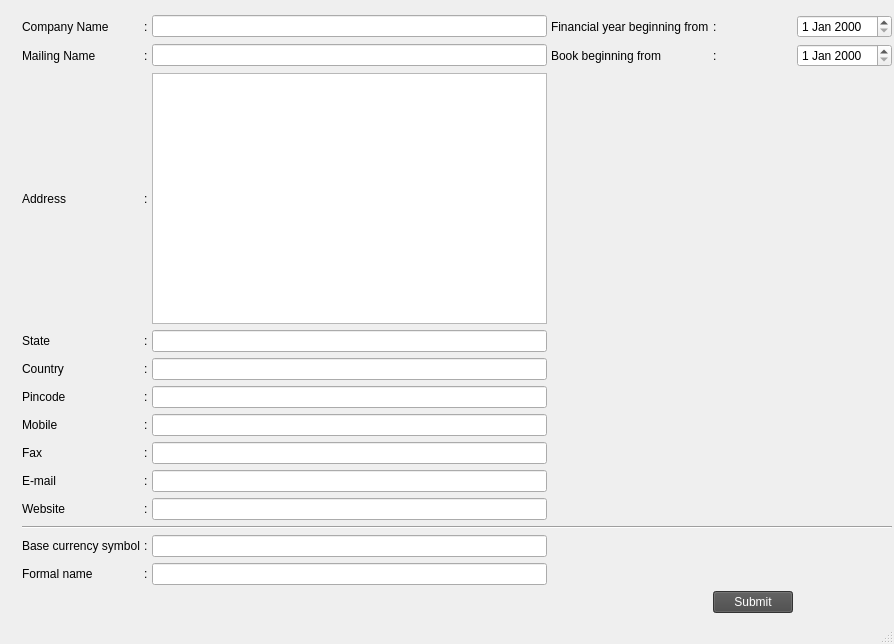
Qt form Resources/Ui/CompanyCreate.ui (Darshitjivani/MBAS) before a commit.
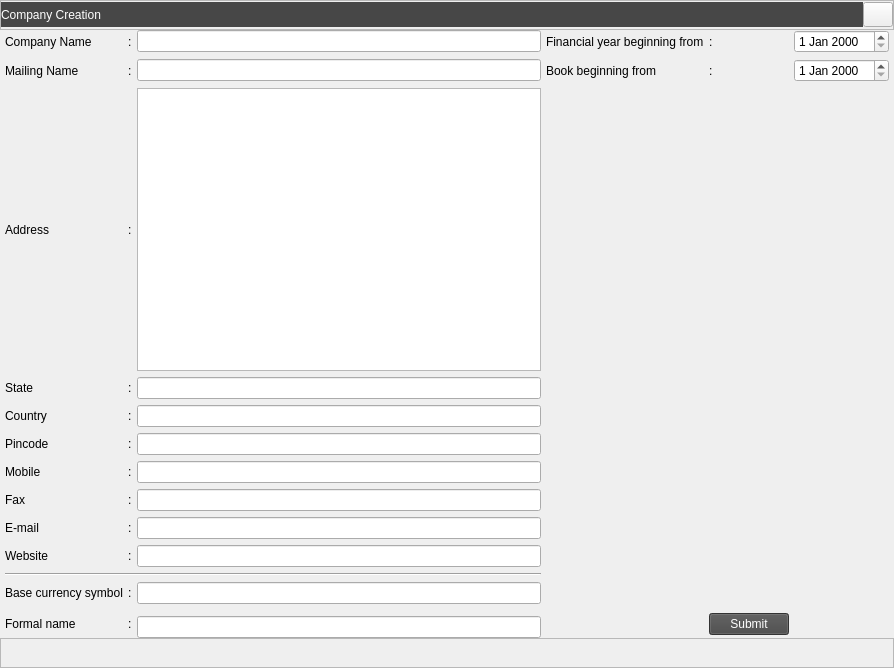
The same form after that commit. Icons and pictures are not drawn.

Diff of the .ui file:
```diff
--- a/Resources/Ui/CompanyCreate.ui
+++ b/Resources/Ui/CompanyCreate.ui
@@ -7,37 +7,125 @@
     <x>0</x>
     <y>0</y>
     <width>894</width>
-    <height>644</height>
+    <height>668</height>
    </rect>
   </property>
   <property name="windowTitle">
    <string>Company</string>
   </property>
+  <property name="styleSheet">
+   <string notr="true">font: 10pt &quot;Sitka Text&quot;;</string>
+  </property>
   <widget class="QWidget" name="centralwidget">
    <layout class="QGridLayout" name="gridLayout">
     <property name="leftMargin">
-     <number>22</number>
+     <number>0</number>
     </property>
+    <property name="topMargin">
+     <number>0</number>
+    </property>
     <property name="rightMargin">
-     <number>2</number>
+     <number>0</number>
     </property>
-    <property name="horizontalSpacing">
-     <number>4</number>
+    <property name="bottomMargin">
+     <number>0</number>
     </property>
-    <item row="0" column="0" colspan="6">
-     <widget class="QWidget" name="widget" native="true">
+    <property name="spacing">
+     <number>0</number>
+    </property>
+    <item row="2" column="0">
+     <widget class="QFrame" name="frame_2">
+      <property name="minimumSize">
+       <size>
+        <width>0</width>
+        <height>30</height>
+       </size>
+      </property>
+      <property name="maximumSize">
+       <size>
+        <width>16777215</width>
+        <height>30</height>
+       </size>
+      </property>
+      <property name="frameShape">
+       <enum>QFrame::StyledPanel</enum>
+      </property>
+      <property name="frameShadow">
+       <enum>QFrame::Raised</enum>
+      </property>
+     </widget>
+    </item>
+    <item row="0" column="0">
+     <widget class="QFrame" name="frame">
+      <property name="minimumSize">
+       <size>
+        <width>0</width>
+        <height>30</height>
+       </size>
+      </property>
+      <property name="maximumSize">
+       <size>
+        <width>16777215</width>
+        <height>30</height>
+       </size>
+      </property>
+      <property name="frameShape">
+       <enum>QFrame::StyledPanel</enum>
+      </property>
+      <property name="frameShadow">
+       <enum>QFrame::Raised</enum>
+      </property>
+      <layout class="QGridLayout" name="gridLayout_3">
+       <property name="leftMargin">
+        <number>0</number>
+       </property>
+       <property name="topMargin">
+        <number>0</number>
+       </property>
+       <property name="rightMargin">
+        <number>0</number>
+       </property>
+       <property name="bottomMargin">
+        <number>0</number>
+       </property>
+       <property name="spacing">
+        <number>0</number>
+       </property>
+       <item row="0" column="0">
+        <widget class="QWidget" name="widget_2" native="true">
+         <property name="minimumSize">
+          <size>
+           <width>0</width>
+           <height>0</height>
+          </size>
+         </property>
+         <property name="maximumSize">
+          <size>
+           <width>16777215</width>
+           <height>25</height>
+          </size>
+         </property>
       <property name="styleSheet">
        <string notr="true">background-color: rgb(71, 71, 71);</string>
       </property>
+         <layout class="QGridLayout" name="gridLayout_4">
+          <property name="leftMargin">
+           <number>0</number>
+          </property>
+          <property name="topMargin">
+           <number>0</number>
+          </property>
+          <property name="rightMargin">
+           <number>0</number>
+          </property>
+          <property name="bottomMargin">
+           <number>0</number>
+          </property>
+          <property name="spacing">
+           <number>0</number>
+          </property>
+          <item row="0" column="0">
       <widget class="QLabel" name="label">
-       <property name="geometry">
-        <rect>
-         <x>6</x>
-         <y>0</y>
-         <width>211</width>
-         <height>20</height>
-        </rect>
-       </property>
        <property name="styleSheet">
         <string notr="true">font: 75 10pt &quot;MS Shell Dlg 2&quot;;
 
@@ -47,9 +135,64 @@
         <string>Company Creation</string>
        </property>
       </widget>
+          </item>
+         </layout>
+        </widget>
+       </item>
+       <item row="0" column="1">
+        <widget class="QPushButton" name="pushButton">
+         <property name="minimumSize">
+          <size>
+           <width>25</width>
+           <height>25</height>
+          </size>
+         </property>
+         <property name="maximumSize">
+          <size>
+           <width>30</width>
+           <height>30</height>
+          </size>
+         </property>
+         <property name="text">
+          <string/>
+         </property>
+         <property name="icon">
+          <iconset resource="../icons/icons.qrc">
+           <normaloff>:/newPrefix/icons/x.svg</normaloff>:/newPrefix/icons/x.svg</iconset>
+         </property>
+         <property name="iconSize">
+          <size>
+           <width>20</width>
+           <height>20</height>
+          </size>
+         </property>
+        </widget>
+       </item>
+      </layout>
      </widget>
     </item>
     <item row="1" column="0">
+     <widget class="QWidget" name="widget" native="true">
+      <layout class="QGridLayout" name="gridLayout_2">
+       <property name="leftMargin">
+        <number>5</number>
+       </property>
+       <property name="topMargin">
+        <number>0</number>
+       </property>
+       <property name="rightMargin">
+        <number>5</number>
+       </property>
+       <property name="bottomMargin">
+        <number>0</number>
+       </property>
+       <property name="horizontalSpacing">
+        <number>5</number>
+       </property>
+       <property name="verticalSpacing">
+        <number>6</number>
+       </property>
+       <item row="0" column="0">
      <widget class="QLabel" name="label_2">
       <property name="styleSheet">
        <string notr="true">font: 75 10pt &quot;MS Shell Dlg 2&quot;;</string>
@@ -59,7 +202,7 @@
       </property>
      </widget>
     </item>
-    <item row="1" column="1">
+       <item row="0" column="1">
      <widget class="QLabel" name="label_16">
       <property name="styleSheet">
        <string notr="true">font: 75 10pt &quot;MS Shell Dlg 2&quot;;</string>
@@ -69,10 +212,10 @@
       </property>
      </widget>
     </item>
-    <item row="1" column="2">
+       <item row="0" column="2">
      <widget class="QLineEdit" name="leComapnyName"/>
     </item>
-    <item row="1" column="3">
+       <item row="0" column="3">
      <widget class="QLabel" name="label_12">
       <property name="styleSheet">
        <string notr="true">font: 75 10pt &quot;MS Shell Dlg 2&quot;;</string>
@@ -82,7 +225,7 @@
       </property>
      </widget>
     </item>
-    <item row="1" column="4">
+       <item row="0" column="4">
      <widget class="QLabel" name="label_28">
       <property name="styleSheet">
        <string notr="true">font: 75 10pt &quot;MS Shell Dlg 2&quot;;</string>
@@ -92,10 +235,10 @@
       </property>
      </widget>
     </item>
-    <item row="1" column="5">
+       <item row="0" column="5">
      <widget class="QDateEdit" name="deFYDate"/>
     </item>
-    <item row="2" column="0">
+       <item row="1" column="0">
      <widget class="QLabel" name="label_3">
       <property name="styleSheet">
        <string notr="true">font: 75 10pt &quot;MS Shell Dlg 2&quot;;</string>
@@ -105,7 +248,7 @@
       </property>
      </widget>
     </item>
-    <item row="2" column="1">
+       <item row="1" column="1">
      <widget class="QLabel" name="label_17">
       <property name="styleSheet">
        <string notr="true">font: 75 10pt &quot;MS Shell Dlg 2&quot;;</string>
@@ -115,10 +258,10 @@
       </property>
      </widget>
     </item>
-    <item row="2" column="2">
+       <item row="1" column="2">
      <widget class="QLineEdit" name="leMailingName"/>
     </item>
-    <item row="2" column="3">
+       <item row="1" column="3">
      <widget class="QLabel" name="label_13">
       <property name="styleSheet">
        <string notr="true">font: 75 10pt &quot;MS Shell Dlg 2&quot;;</string>
@@ -128,7 +271,7 @@
       </property>
      </widget>
     </item>
-    <item row="2" column="4">
+       <item row="1" column="4">
      <widget class="QLabel" name="label_29">
       <property name="styleSheet">
        <string notr="true">font: 75 10pt &quot;MS Shell Dlg 2&quot;;</string>
@@ -138,10 +281,10 @@
       </property>
      </widget>
     </item>
-    <item row="2" column="5">
+       <item row="1" column="5">
      <widget class="QDateEdit" name="deBookYear"/>
     </item>
-    <item row="3" column="0">
+       <item row="2" column="0">
      <widget class="QLabel" name="label_4">
       <property name="styleSheet">
        <string notr="true">font: 75 10pt &quot;MS Shell Dlg 2&quot;;</string>
@@ -151,7 +294,7 @@
       </property>
      </widget>
     </item>
-    <item row="3" column="1">
+       <item row="2" column="1">
      <widget class="QLabel" name="label_18">
       <property name="styleSheet">
        <string notr="true">font: 75 10pt &quot;MS Shell Dlg 2&quot;;</string>
@@ -161,10 +304,10 @@
       </property>
      </widget>
     </item>
-    <item row="3" column="2">
+       <item row="2" column="2">
      <widget class="QPlainTextEdit" name="ptAddress"/>
     </item>
-    <item row="4" column="0">
+       <item row="3" column="0">
      <widget class="QLabel" name="label_5">
       <property name="styleSheet">
        <string notr="true">font: 75 10pt &quot;MS Shell Dlg 2&quot;;</string>
@@ -174,7 +317,7 @@
       </property>
      </widget>
     </item>
-    <item row="4" column="1">
+       <item row="3" column="1">
      <widget class="QLabel" name="label_19">
       <property name="styleSheet">
        <string notr="true">font: 75 10pt &quot;MS Shell Dlg 2&quot;;</string>
@@ -184,10 +327,10 @@
       </property>
      </widget>
     </item>
-    <item row="4" column="2">
+       <item row="3" column="2">
      <widget class="QLineEdit" name="leState"/>
     </item>
-    <item row="5" column="0">
+       <item row="4" column="0">
      <widget class="QLabel" name="label_6">
       <property name="styleSheet">
        <string notr="true">font: 75 10pt &quot;MS Shell Dlg 2&quot;;</string>
@@ -197,7 +340,7 @@
       </property>
      </widget>
     </item>
-    <item row="5" column="1">
+       <item row="4" column="1">
      <widget class="QLabel" name="label_20">
       <property name="styleSheet">
        <string notr="true">font: 75 10pt &quot;MS Shell Dlg 2&quot;;</string>
@@ -207,10 +350,10 @@
       </property>
      </widget>
     </item>
-    <item row="5" column="2">
+       <item row="4" column="2">
      <widget class="QLineEdit" name="leCountry"/>
     </item>
-    <item row="6" column="0">
+       <item row="5" column="0">
      <widget class="QLabel" name="label_7">
       <property name="styleSheet">
        <string notr="true">font: 75 10pt &quot;MS Shell Dlg 2&quot;;</string>
@@ -220,7 +363,7 @@
       </property>
      </widget>
     </item>
-    <item row="6" column="1">
+       <item row="5" column="1">
      <widget class="QLabel" name="label_21">
       <property name="styleSheet">
        <string notr="true">font: 75 10pt &quot;MS Shell Dlg 2&quot;;</string>
@@ -230,10 +373,10 @@
       </property>
      </widget>
     </item>
-    <item row="6" column="2">
+       <item row="5" column="2">
      <widget class="QLineEdit" name="lePincode"/>
     </item>
-    <item row="7" column="0">
+       <item row="6" column="0">
      <widget class="QLabel" name="label_8">
       <property name="styleSheet">
        <string notr="true">font: 75 10pt &quot;MS Shell Dlg 2&quot;;</string>
@@ -243,7 +386,7 @@
       </property>
      </widget>
     </item>
-    <item row="7" column="1">
+       <item row="6" column="1">
      <widget class="QLabel" name="label_22">
       <property name="styleSheet">
        <string notr="true">font: 75 10pt &quot;MS Shell Dlg 2&quot;;</string>
@@ -253,10 +396,10 @@
       </property>
      </widget>
     </item>
-    <item row="7" column="2">
+       <item row="6" column="2">
      <widget class="QLineEdit" name="leMobile"/>
     </item>
-    <item row="8" column="0">
+       <item row="7" column="0">
      <widget class="QLabel" name="label_9">
       <property name="styleSheet">
        <string notr="true">font: 75 10pt &quot;MS Shell Dlg 2&quot;;</string>
@@ -266,7 +409,7 @@
       </property>
      </widget>
     </item>
-    <item row="8" column="1">
+       <item row="7" column="1">
      <widget class="QLabel" name="label_23">
       <property name="styleSheet">
        <string notr="true">font: 75 10pt &quot;MS Shell Dlg 2&quot;;</string>
@@ -276,10 +419,10 @@
       </property>
      </widget>
     </item>
-    <item row="8" column="2">
+       <item row="7" column="2">
      <widget class="QLineEdit" name="leFax"/>
     </item>
-    <item row="9" column="0">
+       <item row="8" column="0">
      <widget class="QLabel" name="label_10">
       <property name="styleSheet">
        <string notr="true">font: 75 10pt &quot;MS Shell Dlg 2&quot;;</string>
@@ -289,7 +432,7 @@
       </property>
      </widget>
     </item>
-    <item row="9" column="1">
+       <item row="8" column="1">
      <widget class="QLabel" name="label_24">
       <property name="styleSheet">
        <string notr="true">font: 75 10pt &quot;MS Shell Dlg 2&quot;;</string>
@@ -299,10 +442,10 @@
       </property>
      </widget>
     </item>
-    <item row="9" column="2">
+       <item row="8" column="2">
      <widget class="QLineEdit" name="leEmail"/>
     </item>
-    <item row="10" column="0">
+       <item row="9" column="0">
      <widget class="QLabel" name="label_11">
       <property name="styleSheet">
        <string notr="true">font: 75 10pt &quot;MS Shell Dlg 2&quot;;</string>
@@ -312,7 +455,7 @@
       </property>
      </widget>
     </item>
-    <item row="10" column="1">
+       <item row="9" column="1">
      <widget class="QLabel" name="label_25">
       <property name="styleSheet">
        <string notr="true">font: 75 10pt &quot;MS Shell Dlg 2&quot;;</string>
@@ -322,17 +465,17 @@
       </property>
      </widget>
     </item>
-    <item row="10" column="2">
+       <item row="9" column="2">
      <widget class="QLineEdit" name="leWebsite"/>
     </item>
-    <item row="11" column="0" colspan="6">
+       <item row="10" column="0" colspan="3">
      <widget class="Line" name="line">
       <property name="orientation">
        <enum>Qt::Horizontal</enum>
       </property>
      </widget>
     </item>
-    <item row="12" column="0">
+       <item row="11" column="0">
      <widget class="QLabel" name="label_14">
       <property name="styleSheet">
        <string notr="true">font: 75 10pt &quot;MS Shell Dlg 2&quot;;</string>
@@ -342,7 +485,7 @@
       </property>
      </widget>
     </item>
-    <item row="12" column="1">
+       <item row="11" column="1">
      <widget class="QLabel" name="label_26">
       <property name="styleSheet">
        <string notr="true">font: 75 10pt &quot;MS Shell Dlg 2&quot;;</string>
@@ -352,10 +495,10 @@
       </property>
      </widget>
     </item>
-    <item row="12" column="2">
+       <item row="11" column="2">
      <widget class="QLineEdit" name="leCurrencySymbol"/>
     </item>
-    <item row="13" column="0">
+       <item row="12" column="0" rowspan="2">
      <widget class="QLabel" name="label_15">
       <property name="styleSheet">
        <string notr="true">font: 75 10pt &quot;MS Shell Dlg 2&quot;;</string>
@@ -365,7 +508,7 @@
       </property>
      </widget>
     </item>
-    <item row="13" column="1">
+       <item row="12" column="1" rowspan="2" colspan="2">
      <widget class="QLabel" name="label_27">
       <property name="styleSheet">
        <string notr="true">font: 75 10pt &quot;MS Shell Dlg 2&quot;;</string>
@@ -375,11 +518,14 @@
       </property>
      </widget>
     </item>
-    <item row="13" column="2">
-     <widget class="QLineEdit" name="leFormalName"/>
-    </item>
-    <item row="14" column="4">
+       <item row="12" column="4" rowspan="2">
      <widget class="QPushButton" name="pbSubmit">
+         <property name="sizePolicy">
+          <sizepolicy hsizetype="Fixed" vsizetype="Fixed">
+           <horstretch>0</horstretch>
+           <verstretch>0</verstretch>
+          </sizepolicy>
+         </property>
       <property name="styleSheet">
        <string notr="true">background-color: rgb(71, 71, 71);
 font: 75 10pt &quot;MS Shell Dlg 2&quot;;
@@ -391,19 +537,14 @@
       </property>
      </widget>
     </item>
-   </layout>
-  </widget>
-  <widget class="QMenuBar" name="menubar">
-   <property name="geometry">
-    <rect>
-     <x>0</x>
-     <y>0</y>
-     <width>894</width>
-     <height>21</height>
-    </rect>
-   </property>
+       <item row="13" column="2">
+        <widget class="QLineEdit" name="leFormalName"/>
+       </item>
+      </layout>
+     </widget>
+    </item>
+   </layout>
   </widget>
-  <widget class="QStatusBar" name="statusbar"/>
  </widget>
  <resources/>
  <connections/>
```
Left out of the diff: 38 changed lines with no effect on the pictures. Lines whose indentation alone changed are shown as unchanged.
